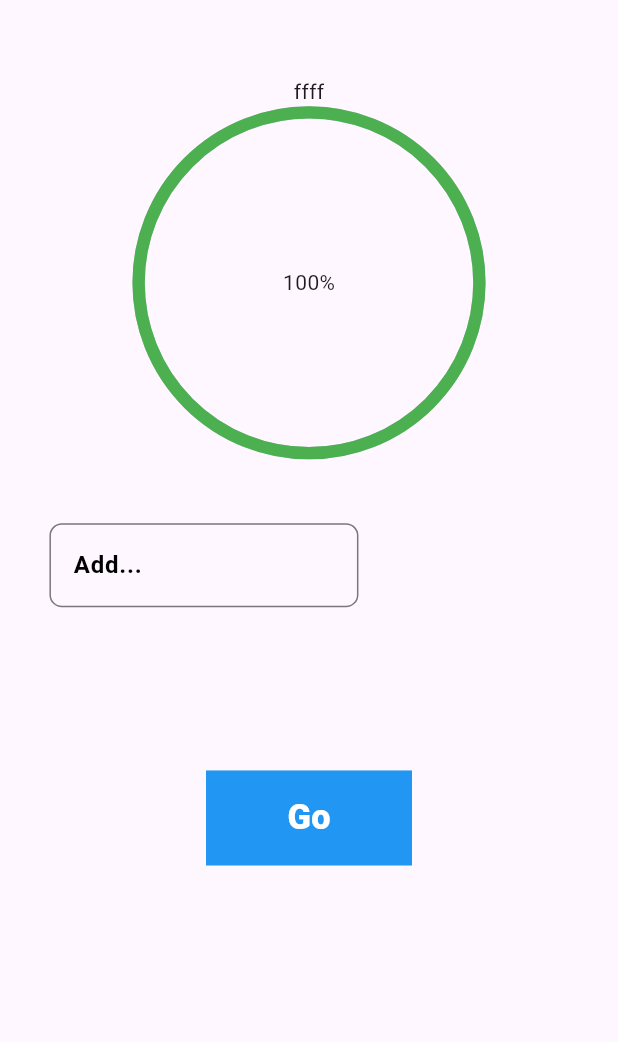
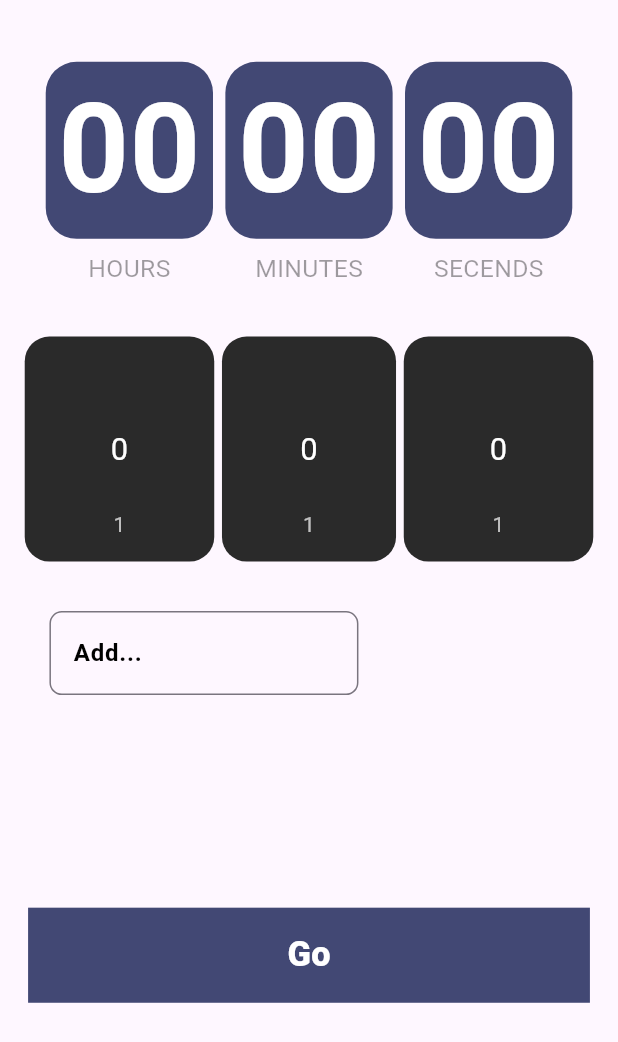
Before and after one commit to aydinNazari/Planla, a Flutter app: the TimerScreen screen opened directly, on a phone screen of 412 x 824 dp. Shown: the top 1042 px of the screen. Run offline on Flutter 3.47's test engine with Material 2 defaults, Android fonts, the phone set to English and light mode, and no system bars; drawn by our look-alikes of numberpicker, percent_indicator; our stand-ins replace cached_network_image, cloud_firestore, connectivity_plus, file_picker, firebase_auth, firebase_core and 5 more; accounts and stored records are empty.

Commit message:
23/12/2023

```diff
--- a/lib/screens/navigator_screen.dart
+++ b/lib/screens/navigator_screen.dart
@@ -15,7 +15,7 @@ class NavigatorScreen extends StatefulWidget {
 }
 
 class _NavigatorScreenState extends State<NavigatorScreen> {
-  int currentIndex = 0;
+  int currentIndex = 2;
 
   void navigatorIndex(int value) {
     if (Provider.of<ProviderUser>(context, listen: false).getControlFirestore) {
--- a/lib/screens/timer_screen.dart
+++ b/lib/screens/timer_screen.dart
@@ -1,6 +1,10 @@
+import 'dart:async';
+
 import 'package:flutter/material.dart';
-import 'package:percent_indicator/percent_indicator.dart';
+import 'package:numberpicker/numberpicker.dart';
+import 'package:planla/utiles/colors.dart';
 import 'package:planla/widgets/add_textfield_widget.dart';
+import 'package:planla/widgets/timer_widget.dart';
 
 import '../widgets/button_loginsignin_widget.dart';
 
@@ -12,8 +16,63 @@ class TimerScreen extends StatefulWidget {
 }
 
 class _TimerScreenState extends State<TimerScreen> {
+  bool typerButtun = true;
+  late int hoursNumeric = 0;
+  int minuteNumeric = 0;
+  int secendNumeric = 0;
+  Duration duration = const Duration();
+  bool control = true;
+
+  @override
+  void initState() {
+    reset();
+    super.initState();
+  }
+
+  static Duration countdownDuration = const Duration();
+
+  Timer? timer;
+
+
+  addTime() {
+    const addSecend =  -1 ;
+    setState(() {
+      final secend = duration.inSeconds + addSecend;
+      if (secend < 0) {
+        timer?.cancel();
+      } else {
+        duration = Duration(seconds: secend);
+      }
+    });
+  }
+
+  void startTime({bool resets = true}) {
+    if (resets) {
+      reset();
+    }
+    countdownDuration = Duration(minutes: minuteNumeric,seconds: secendNumeric,hours: hoursNumeric);
+    timer = Timer.periodic(const Duration(seconds: 1), (_) => addTime());
+  }
+
+  stop({bool resets = true}) {
+    if (resets) {
+      reset();
+    }
+    setState(() => timer?.cancel());
+  }
+
+  reset() {
+      setState(() {
+        duration = countdownDuration;
+      });
+  }
+
   @override
   Widget build(BuildContext context) {
+    String twoDigits(int n) => n.toString().padLeft(2, '0');
+    final minutes = twoDigits(duration.inMinutes.remainder(60));
+    final secends = twoDigits(duration.inSeconds.remainder(60));
+    final hours = twoDigits(duration.inHours);
     Size size = MediaQuery.of(context).size;
     return Scaffold(
       body: SingleChildScrollView(
@@ -24,17 +83,67 @@ class _TimerScreenState extends State<TimerScreen> {
               height: size.height / 20,
             ),
             SizedBox(
-              width: size.width,
-              height: size.height / 3,
-              child: CircularPercentIndicator(
-                radius: size.height / 7,
-                lineWidth: size.width / 50,
-                percent: 1,
-                center: const Text("100%"),
-                reverse: true,
-                animation: true,
-                header: const Text('ffff'),
-                progressColor: Colors.green,
+                width: size.width,
+                child: Row(
+                  children: [
+                    const Spacer(),
+                    TimerWidget(
+                        hours: control
+                            ? (hoursNumeric < 10
+                                ? '0$hoursNumeric'
+                                : hoursNumeric.toString())
+                            : hours,
+                        minutes: control
+                            ? (minuteNumeric < 10
+                                ? '0$minuteNumeric'
+                                : minuteNumeric.toString())
+                            : minutes,
+                        secends: control
+                            ? (secendNumeric < 10
+                                ? '0$secendNumeric'
+                                : secendNumeric.toString())
+                            : secends),
+                    const Spacer(),
+                  ],
+                )),
+            Padding(
+              padding: EdgeInsets.only(
+                  top: size.height / 25,
+                  left: size.width / 25,
+                  right: size.width / 25),
+              child: Row(
+                children: [
+                  Expanded(
+                      child: numeric(
+                    current: hoursNumeric,
+                    onChanged: (value) {
+                      setState(() {
+                        hoursNumeric = value;
+                      });
+                    },
+                  )),
+                  Expanded(
+                      child: Padding(
+                    padding: EdgeInsets.symmetric(horizontal: size.width / 80),
+                    child: numeric(
+                      current: minuteNumeric,
+                      onChanged: (value) {
+                        setState(() {
+                          minuteNumeric = value;
+                        });
+                      },
+                    ),
+                  )),
+                  Expanded(
+                      child: numeric(
+                    current: secendNumeric,
+                    onChanged: (value) {
+                      setState(() {
+                        secendNumeric = value;
+                      });
+                    },
+                  )),
+                ],
               ),
             ),
             Padding(
@@ -47,14 +156,100 @@ class _TimerScreenState extends State<TimerScreen> {
               ),
             ),
             Padding(
-              padding:
-                  EdgeInsets.only(left: size.width / 3, right: size.width / 3),
-              child:
-                  const LoginSigninButtonWidget(color: Colors.blue, txt: 'Go'),
-            )
+              padding: EdgeInsets.only(
+                top: size.height / 25,
+              ),
+              child: Row(
+                children: [const Spacer(), buildButton(), const Spacer()],
+              ),
+            ),
           ],
         ),
       ),
     );
   }
+
+  Widget numeric({required int current, required ValueChanged<int> onChanged}) {
+    Size size = MediaQuery.of(context).size;
+
+    return Container(
+      decoration: BoxDecoration(
+        color: const Color(0xff2a2a2a),
+        borderRadius: BorderRadius.all(Radius.circular(size.width / 25)),
+      ),
+      child: Column(
+        children: <Widget>[
+          NumberPicker(
+            value: current,
+            minValue: 0,
+            maxValue: 59,
+            selectedTextStyle:
+                TextStyle(color: Colors.white, fontSize: size.width / 20),
+            textStyle: const TextStyle(color: Colors.white70),
+            onChanged: onChanged,
+          ),
+        ],
+      ),
+    );
+  }
+
+  Widget buildButton() {
+    bool type = timer == null ? false : timer!.isActive;
+    Size size = MediaQuery.of(context).size;
+    final isComplated = duration.inSeconds == 0;
+    return type || !isComplated
+        ? Row(
+            mainAxisAlignment: MainAxisAlignment.center,
+            children: [
+              Padding(
+                padding: EdgeInsets.symmetric(horizontal: size.width / 25),
+                child: InkWell(
+                  onTap: () {
+                    setState(() {
+                      if (type) {
+                        stop(resets: false);
+                      } else {
+                        startTime(resets: false);
+                      }
+                      control=false;
+                    });
+                  },
+                  child: SizedBox(
+                    width: size.width / 3,
+                    child: LoginSigninButtonWidget(
+                        color: Colors.black, txt: type ? 'Stop' : 'Resume'),
+                  ),
+                ),
+              ),
+              Padding(
+                padding: EdgeInsets.only(left: size.width / 25),
+                child: GestureDetector(
+                  onTap: (){
+                    setState(() {
+                      control=true;
+                      stop(resets: true);
+                    });
+                  },
+                  child: SizedBox(
+                    width: size.width / 3,
+                    child: const LoginSigninButtonWidget(
+                      color: Colors.black,
+                      txt: 'Reset',
+                    ),
+                  ),
+                ),
+              ),
+              //   Spacer(),
+            ],
+          )
+        : InkWell(
+            onTap: () {
+              setState(() {
+                typerButtun = false;
+                startTime();
+              });
+            },
+            child: LoginSigninButtonWidget(color: primeryColor, txt: 'Go'),
+          );
+  }
 }
--- /dev/null
+++ b/lib/widgets/timer_widget.dart
@@ -0,0 +1,69 @@
+
+
+import 'package:flutter/material.dart';
+import 'package:planla/utiles/colors.dart';
+
+class TimerWidget extends StatelessWidget {
+  final String hours;
+  final String minutes;
+  final String secends;
+
+
+  const TimerWidget({Key? key, required this.hours, required this.minutes, required this.secends}) : super(key: key);
+
+  @override
+  Widget build(BuildContext context) {
+
+    Size size = MediaQuery.of(context).size;
+    return Row(
+      children: [
+        buildTimeCard(hours, 'HOURS',context),
+        SizedBox(
+          width: size.width / 50,
+        ),
+        buildTimeCard(minutes, 'MINUTES',context),
+        SizedBox(
+          width: size.width / 50,
+        ),
+        buildTimeCard(secends, 'SECENDS',context),
+      ],
+    );
+  }
+
+  Widget buildTimeCard(String txt, String header,BuildContext context) {
+    Size size = MediaQuery.of(context).size;
+    return Column(
+      children: [
+        Container(
+          decoration: BoxDecoration(
+              color: primeryColor,
+              borderRadius: BorderRadius.all(
+                Radius.circular(size.width / 20),
+              )),
+          child: Padding(
+            padding: EdgeInsets.symmetric(horizontal: size.width / 50),
+            child: Text(
+              txt,
+              style: TextStyle(
+                  fontSize: size.width / 5,
+                  fontWeight: FontWeight.w700,
+                  color: Colors.white),
+            ),
+          ),
+        ),
+        Padding(
+          padding: EdgeInsets.only(top: size.height / 100),
+          child: Center(
+            child: Text(
+              header,
+              style: TextStyle(
+                  fontWeight: FontWeight.w400,
+                  color: Colors.black38,
+                  fontSize: size.width / 25),
+            ),
+          ),
+        )
+      ],
+    );
+  }
+}
```
Also changed, not shown: pubspec.yaml (+11 -3 lines).
